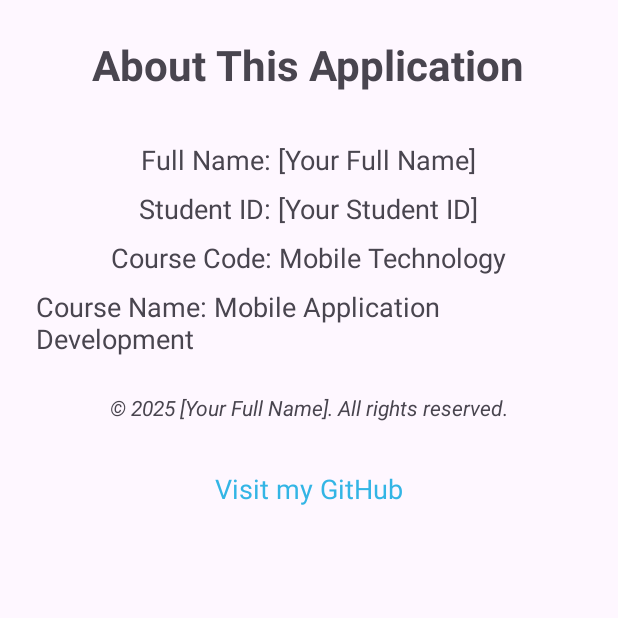
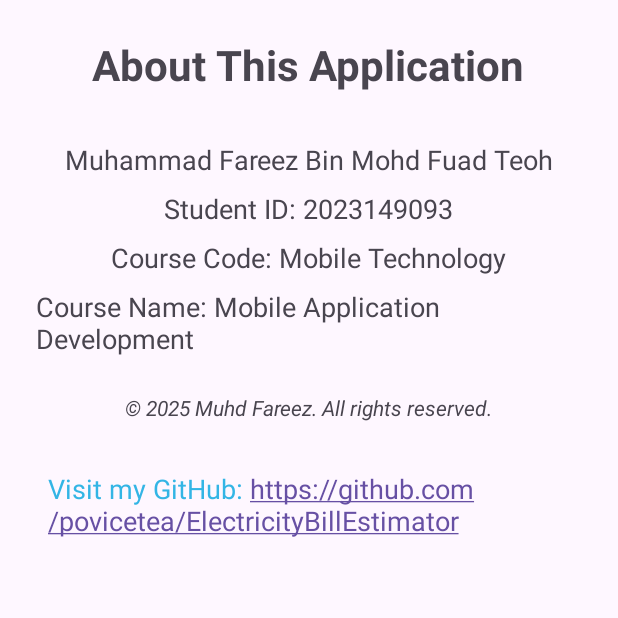
Before and after one commit to povicetea/ElectricityBillEstimator, an Android app: the AboutActivity screen opened directly, with no data from a screen before it, on a phone screen of 412 x 824 dp, the top half of it. Run offline under Robolectric (Android 15) with nearby library versions, the phone set to English and light mode, and no system bars; 1 statement that could not run was skipped.

Commit message:
Update activity_about.xml

```diff
--- a/app/src/main/res/layout/activity_about.xml
+++ b/app/src/main/res/layout/activity_about.xml
@@ -22,7 +22,7 @@
         android:id="@+id/tvFullName"
         android:layout_width="wrap_content"
         android:layout_height="wrap_content"
-        android:text="Full Name: [Your Full Name]"
+        android:text="Muhammad Fareez Bin Mohd Fuad Teoh"
         android:textSize="18sp"
         android:layout_marginBottom="8dp"/>
 
@@ -30,7 +30,7 @@
         android:id="@+id/tvStudentID"
         android:layout_width="wrap_content"
         android:layout_height="wrap_content"
-        android:text="Student ID: [Your Student ID]"
+        android:text="Student ID: 2023149093"
         android:textSize="18sp"
         android:layout_marginBottom="8dp"/>
 
@@ -54,7 +54,7 @@
         android:id="@+id/tvCopyright"
         android:layout_width="wrap_content"
         android:layout_height="wrap_content"
-        android:text="© 2025 [Your Full Name]. All rights reserved."
+        android:text="© 2025 Muhd Fareez. All rights reserved."
         android:textSize="14sp"
         android:textStyle="italic"
         android:layout_marginBottom="24dp"/>
@@ -63,7 +63,7 @@
         android:id="@+id/tvGitHubLink"
         android:layout_width="wrap_content"
         android:layout_height="wrap_content"
-        android:text="Visit my GitHub"
+        android:text="Visit my GitHub: https://github.com/povicetea/ElectricityBillEstimator"
         android:textSize="18sp"
         android:textColor="@android:color/holo_blue_light" android:autoLink="web"
         android:clickable="true"
```
